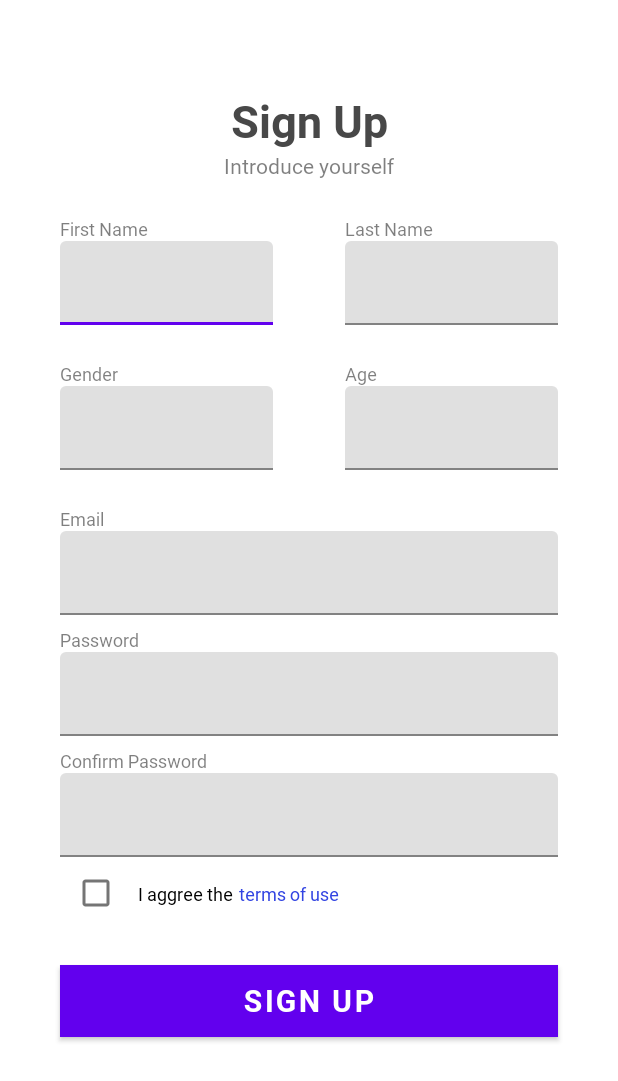
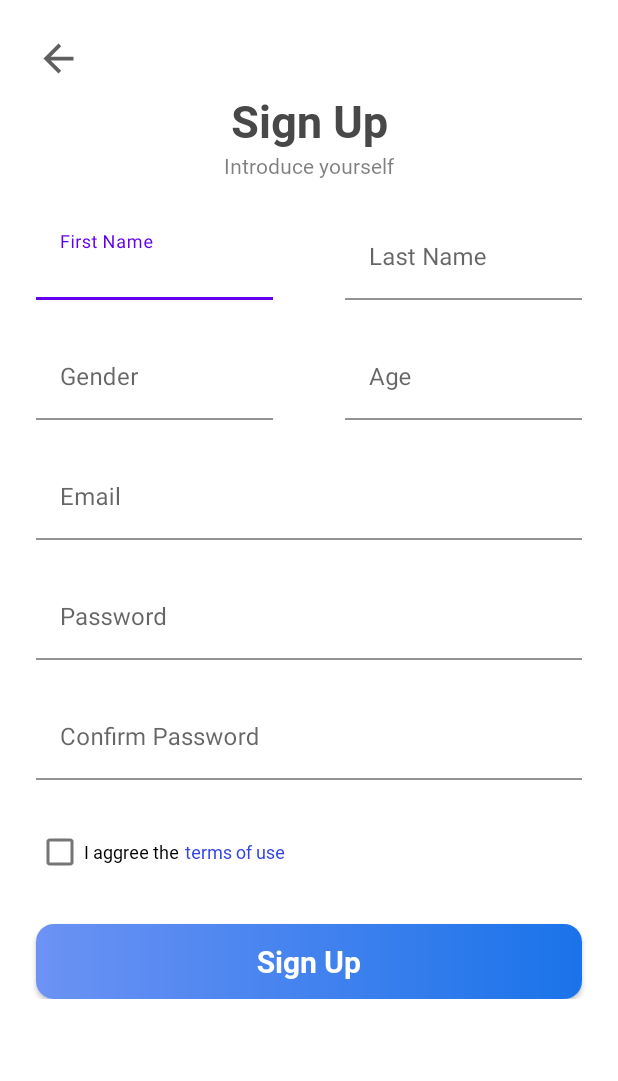
Before and after one commit to LuhutPakpahan/Capstone, an Android app: the layout activity_signup.xml on its own in the app's theme, with its tools: preview values and no code run, on a phone screen of 412 x 824 dp. Shown: the top 1081 px of the screen. Run offline under Robolectric (Android 15) with nearby library versions, the phone set to English and light mode, and no system bars.

Commit message:
change text field to text input layout, add back button and repair sign up button in activity_signup.xml

```diff
--- a/app/src/main/res/layout/activity_signup.xml
+++ b/app/src/main/res/layout/activity_signup.xml
@@ -9,6 +9,25 @@
     <androidx.constraintlayout.widget.ConstraintLayout
         android:layout_width="match_parent"
         android:layout_height="wrap_content">
+
+        <androidx.cardview.widget.CardView
+            android:layout_width="30dp"
+            android:layout_height="30dp"
+            app:layout_constraintStart_toStartOf="parent"
+            app:layout_constraintTop_toTopOf="parent"
+            android:layout_marginTop="24dp"
+            android:layout_marginStart="24dp"
+            android:clickable="true"
+            android:foreground="?attr/selectableItemBackground"
+            app:cardElevation="0dp"
+            app:cardCornerRadius="40dp">
+
+            <ImageView
+                android:layout_width="match_parent"
+                android:layout_height="match_parent"
+                android:src="@drawable/ic_baseline_arrow_back_24"
+                tools:ignore="ContentDescription" />
+        </androidx.cardview.widget.CardView>
 
         <TextView
             android:id="@+id/tv_signup"
@@ -31,74 +50,54 @@
             app:layout_constraintStart_toStartOf="parent"
             app:layout_constraintTop_toBottomOf="@id/tv_signup" />
 
-        <TextView
-            android:id="@+id/tv_first_name"
-            style="@style/Title.Form"
-            android:layout_width="wrap_content"
-            android:layout_height="wrap_content"
-            android:layout_marginStart="40dp"
-            android:layout_marginTop="24dp"
-            android:text="@string/first_name"
-            app:layout_constraintStart_toStartOf="parent"
-            app:layout_constraintTop_toBottomOf="@id/tv_signup_description" />
-
         <com.google.android.material.textfield.TextInputLayout
             android:id="@+id/tf_first_name"
             android:layout_width="0dp"
             android:layout_height="wrap_content"
+            android:layout_marginStart="24dp"
+            android:layout_marginTop="24dp"
             android:layout_marginEnd="24dp"
+            android:hint="@string/first_name"
+            app:boxBackgroundColor="@color/white"
             app:layout_constraintEnd_toStartOf="@id/guideline_center_vertical"
-            app:layout_constraintStart_toStartOf="@id/tv_first_name"
-            app:layout_constraintTop_toBottomOf="@id/tv_first_name">
+            app:layout_constraintStart_toStartOf="parent"
+            app:layout_constraintTop_toBottomOf="@id/tv_signup_description">
 
             <com.google.android.material.textfield.TextInputEditText
                 android:layout_width="match_parent"
                 android:layout_height="wrap_content" />
         </com.google.android.material.textfield.TextInputLayout>
 
-        <TextView
-            android:id="@+id/tv_last_name"
-            style="@style/Title.Form"
-            android:layout_width="wrap_content"
-            android:layout_height="wrap_content"
-            android:layout_marginTop="24dp"
-            android:text="@string/last_name"
-            app:layout_constraintStart_toStartOf="@id/tf_last_name"
-            app:layout_constraintTop_toBottomOf="@id/tv_signup_description" />
-
         <com.google.android.material.textfield.TextInputLayout
             android:id="@+id/tf_last_name"
             android:layout_width="0dp"
             android:layout_height="wrap_content"
             android:layout_marginStart="24dp"
-            android:layout_marginEnd="40dp"
+            android:layout_marginTop="24dp"
+            android:layout_marginEnd="24dp"
+            android:hint="@string/last_name"
+            app:boxBackgroundColor="@color/white"
             app:layout_constraintEnd_toEndOf="parent"
             app:layout_constraintStart_toEndOf="@id/guideline_center_vertical"
-            app:layout_constraintTop_toBottomOf="@id/tv_last_name">
+            app:layout_constraintTop_toBottomOf="@id/tv_signup_description">
 
             <com.google.android.material.textfield.TextInputEditText
                 android:layout_width="match_parent"
                 android:layout_height="wrap_content" />
         </com.google.android.material.textfield.TextInputLayout>
 
-        <TextView
-            android:id="@+id/tv_gender"
-            style="@style/Title.Form"
-            android:layout_width="wrap_content"
-            android:layout_height="wrap_content"
-            android:layout_marginTop="24dp"
-            android:text="@string/gender"
-            app:layout_constraintStart_toStartOf="@id/tv_first_name"
-            app:layout_constraintTop_toBottomOf="@id/tf_first_name" />
-
         <com.google.android.material.textfield.TextInputLayout
             android:id="@+id/tf_gender"
             android:layout_width="0dp"
             android:layout_height="wrap_content"
+            android:layout_marginStart="24dp"
+            android:layout_marginTop="24dp"
             android:layout_marginEnd="24dp"
+            android:hint="@string/gender"
+            app:boxBackgroundColor="@color/white"
             app:layout_constraintEnd_toStartOf="@id/guideline_center_vertical"
-            app:layout_constraintStart_toStartOf="@id/tv_gender"
-            app:layout_constraintTop_toBottomOf="@id/tv_gender">
+            app:layout_constraintStart_toStartOf="parent"
+            app:layout_constraintTop_toBottomOf="@id/tf_first_name">
 
             <com.google.android.material.textfield.TextInputEditText
                 android:layout_width="match_parent"
@@ -106,25 +105,18 @@
                 android:inputType="" />
         </com.google.android.material.textfield.TextInputLayout>
 
-        <TextView
-            android:id="@+id/tv_age"
-            style="@style/Title.Form"
-            android:layout_width="wrap_content"
-            android:layout_height="wrap_content"
-            android:layout_marginStart="24dp"
-            android:layout_marginTop="24dp"
-            android:text="@string/age"
-            app:layout_constraintStart_toEndOf="@id/guideline_center_vertical"
-            app:layout_constraintTop_toBottomOf="@id/tf_last_name" />
-
         <com.google.android.material.textfield.TextInputLayout
             android:id="@+id/tf_age"
             android:layout_width="0dp"
             android:layout_height="wrap_content"
-            android:layout_marginEnd="40dp"
+            android:layout_marginStart="24dp"
+            android:layout_marginTop="24dp"
+            android:layout_marginEnd="24dp"
+            android:hint="@string/age"
+            app:boxBackgroundColor="@color/white"
             app:layout_constraintEnd_toEndOf="parent"
-            app:layout_constraintStart_toStartOf="@id/tv_age"
-            app:layout_constraintTop_toBottomOf="@id/tv_age">
+            app:layout_constraintStart_toEndOf="@id/guideline_center_vertical"
+            app:layout_constraintTop_toBottomOf="@id/tf_last_name">
 
             <com.google.android.material.textfield.TextInputEditText
                 android:layout_width="match_parent"
@@ -132,119 +124,104 @@
                 android:inputType="number" />
         </com.google.android.material.textfield.TextInputLayout>
 
-        <TextView
-            android:id="@+id/tv_email"
-            style="@style/Title.Form"
-            android:layout_width="wrap_content"
-            android:layout_height="wrap_content"
-            android:layout_marginTop="24dp"
-            android:text="@string/email"
-            app:layout_constraintStart_toStartOf="@id/tf_gender"
-            app:layout_constraintTop_toBottomOf="@id/tf_gender" />
-
         <com.google.android.material.textfield.TextInputLayout
             android:id="@+id/tf_email"
             android:layout_width="0dp"
             android:layout_height="wrap_content"
+            android:layout_marginTop="24dp"
+            android:hint="@string/email"
+            app:boxBackgroundColor="@color/white"
             app:layout_constraintEnd_toEndOf="@id/tf_age"
-            app:layout_constraintStart_toStartOf="@id/tv_email"
-            app:layout_constraintTop_toBottomOf="@id/tv_email">
+            app:layout_constraintStart_toStartOf="@id/tf_gender"
+            app:layout_constraintTop_toBottomOf="@id/tf_gender">
 
             <com.google.android.material.textfield.TextInputEditText
                 android:layout_width="match_parent"
                 android:layout_height="wrap_content" />
         </com.google.android.material.textfield.TextInputLayout>
 
-        <TextView
-            android:id="@+id/tv_password"
-            style="@style/Title.Form"
-            android:layout_width="wrap_content"
-            android:layout_height="wrap_content"
-            android:layout_marginTop="8dp"
-            android:text="@string/password"
-            app:layout_constraintStart_toStartOf="@id/tf_email"
-            app:layout_constraintTop_toBottomOf="@id/tf_email" />
-
         <com.google.android.material.textfield.TextInputLayout
             android:id="@+id/tf_password"
             android:layout_width="0dp"
             android:layout_height="wrap_content"
+            android:layout_marginTop="24dp"
+            android:hint="@string/password"
+            app:boxBackgroundColor="@color/white"
             app:layout_constraintEnd_toEndOf="@id/tf_email"
             app:layout_constraintStart_toStartOf="@id/tf_email"
-            app:layout_constraintTop_toBottomOf="@id/tv_password">
+            app:layout_constraintTop_toBottomOf="@id/tf_email">
 
             <com.google.android.material.textfield.TextInputEditText
                 android:layout_width="match_parent"
                 android:layout_height="wrap_content" />
         </com.google.android.material.textfield.TextInputLayout>
 
-        <TextView
-            android:id="@+id/tv_confirm_password"
-            style="@style/Title.Form"
-            android:layout_width="wrap_content"
-            android:layout_height="wrap_content"
-            android:layout_marginTop="8dp"
-            android:text="@string/confirm_password"
-            app:layout_constraintStart_toStartOf="@id/tf_password"
-            app:layout_constraintTop_toBottomOf="@id/tf_password" />
-
         <com.google.android.material.textfield.TextInputLayout
             android:id="@+id/tf_confirm_password"
             android:layout_width="0dp"
             android:layout_height="wrap_content"
+            app:boxBackgroundColor="@color/white"
+            android:hint="@string/confirm_password"
+            android:layout_marginTop="24dp"
             app:layout_constraintEnd_toEndOf="@id/tf_password"
             app:layout_constraintStart_toStartOf="@id/tf_password"
-            app:layout_constraintTop_toBottomOf="@id/tv_confirm_password">
+            app:layout_constraintTop_toBottomOf="@id/tf_password">
 
             <com.google.android.material.textfield.TextInputEditText
                 android:layout_width="match_parent"
                 android:layout_height="wrap_content" />
         </com.google.android.material.textfield.TextInputLayout>
 
-        <Button
-            style="@style/Title.Button"
+        <androidx.cardview.widget.CardView
             android:layout_width="0dp"
             android:layout_height="wrap_content"
             android:layout_marginTop="24dp"
-            android:layout_marginBottom="24dp"
-            android:background="@drawable/gradient"
-            android:foreground="?attr/selectableItemBackground"
-            android:text="@string/sign_up"
             app:layout_constraintBottom_toBottomOf="parent"
             app:layout_constraintEnd_toEndOf="@id/tf_confirm_password"
             app:layout_constraintStart_toStartOf="@id/tf_confirm_password"
-            app:layout_constraintTop_toBottomOf="@id/cb_agreement" />
+            app:layout_constraintTop_toBottomOf="@id/cb_agreement"
+            app:cardCornerRadius="12dp"
+            android:clickable="true"
+            android:foreground="?attr/selectableItemBackground">
+
+            <ImageView
+                android:layout_width="match_parent"
+                android:layout_height="match_parent"
+                android:background="@drawable/gradient"
+                tools:ignore="ContentDescription" />
+
+            <TextView
+                android:layout_width="match_parent"
+                android:layout_height="50dp"
+                android:text="@string/sign_up"
+                style="@style/Title.Button"
+                android:gravity="center" />
+        </androidx.cardview.widget.CardView>
 
         <CheckBox
             android:id="@+id/cb_agreement"
+            android:gravity="center"
             android:layout_width="wrap_content"
             android:layout_height="wrap_content"
+            style="@style/Content.Agreement"
+            android:textColor="@color/black"
+            android:text="@string/i_aggree_the"
+            android:layout_marginTop="24dp"
             app:layout_constraintStart_toStartOf="@id/tf_confirm_password"
             app:layout_constraintTop_toBottomOf="@id/tf_confirm_password" />
 
         <TextView
-            android:id="@+id/tv_i_agree"
+            android:id="@+id/tv_terms_of_use"
             style="@style/Content.Agreement"
             android:layout_width="wrap_content"
-            android:layout_height="wrap_content"
+            android:layout_height="0dp"
             android:layout_marginStart="4dp"
-            android:text="@string/i_aggree_the"
-            android:textColor="@color/black"
+            android:text="@string/terms_of_use"
+            android:textColor="#3244E2"
+            android:gravity="center"
             app:layout_constraintBottom_toBottomOf="@id/cb_agreement"
             app:layout_constraintStart_toEndOf="@id/cb_agreement"
             app:layout_constraintTop_toTopOf="@id/cb_agreement" />
-
-        <TextView
-            android:id="@+id/tv_terms_of_use"
-            android:layout_width="wrap_content"
-            android:layout_height="wrap_content"
-            android:text="@string/terms_of_use"
-            android:textColor="#3244E2"
-            style="@style/Content.Agreement"
-            android:layout_marginStart="4dp"
-            app:layout_constraintStart_toEndOf="@id/tv_i_agree"
-            app:layout_constraintTop_toTopOf="@id/tv_i_agree"
-            app:layout_constraintBottom_toBottomOf="@id/tv_i_agree" />
 
         <androidx.constraintlayout.widget.Guideline
             android:id="@+id/guideline_center_vertical"
```
Also changed, not shown: app/src/main/AndroidManifest.xml (+6 -4 lines).
